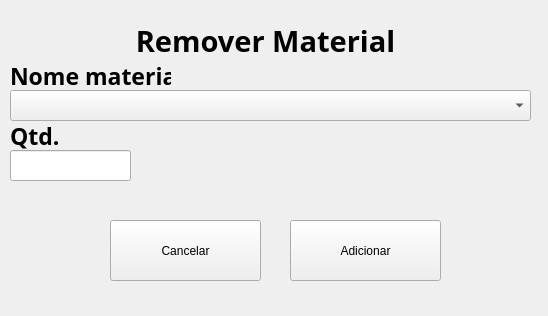
Old version of the form resource/telas/deletar_materiais.ui in the repository KleyLima/condo_manager.
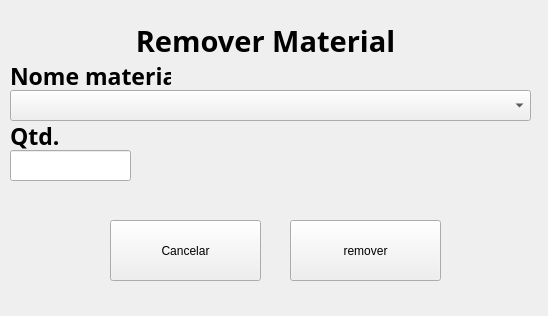
New version of the form.

Commit message: function: update query in material_dao.

```diff
--- a/resource/telas/deletar_materiais.ui
+++ b/resource/telas/deletar_materiais.ui
@@ -75,7 +75,7 @@
     </rect>
    </property>
    <property name="text">
-    <string>Adicionar</string>
+    <string>remover</string>
    </property>
   </widget>
   <widget class="QPushButton" name="cancel">
```
The commit also changes 2 other files.
